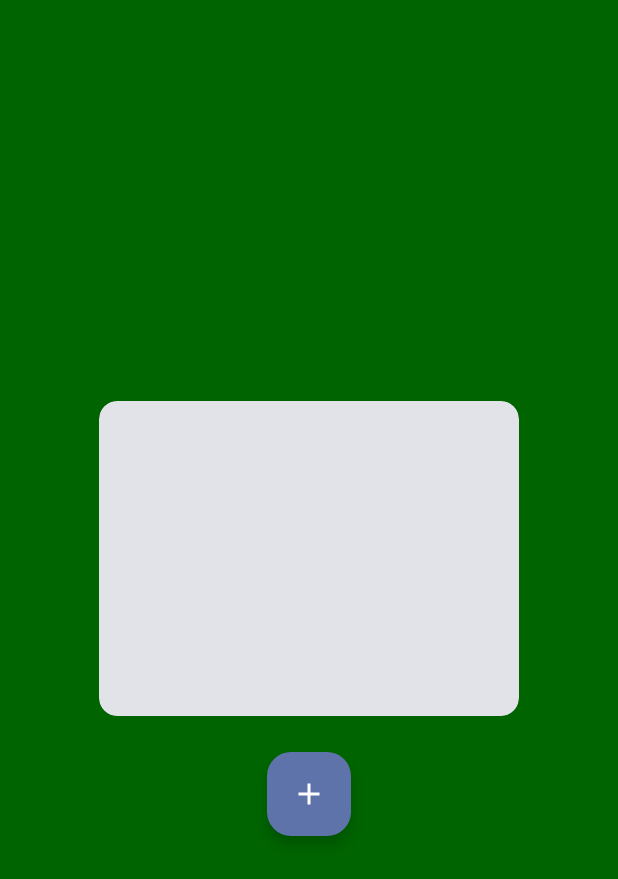
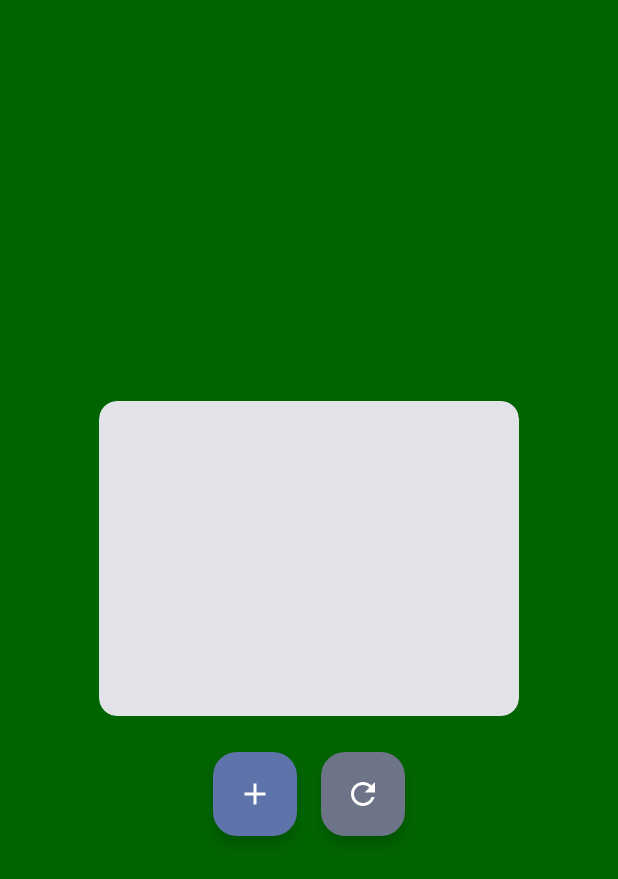
Before and after one commit to lasithaharshana/CalorieCam, an Android app built with Jetpack Compose: the screen it shows after launch (MainActivity), on a phone screen of 412 x 824 dp. Shown: the top 879 px of the screen. Run offline under Robolectric (Android 15) with nearby library versions, the phone set to English and light mode, and no system bars; libraries missing offline, so code that uses them is left out: androidx.camera.compose, androidx.camera.core, androidx.camera.lifecycle; 4 statements that could not run were skipped.

Commit message:
add camera toggle functionality and update UI layout

```diff
--- a/app/src/main/java/com/example/caloriecam/MainActivity.kt
+++ b/app/src/main/java/com/example/caloriecam/MainActivity.kt
@@ -10,6 +10,7 @@ import androidx.compose.foundation.background
 import androidx.compose.foundation.layout.Arrangement
 import androidx.compose.foundation.layout.Box
 import androidx.compose.foundation.layout.Column
+import androidx.compose.foundation.layout.Row
 import androidx.compose.foundation.layout.Spacer
 import androidx.compose.foundation.layout.aspectRatio
 import androidx.compose.foundation.layout.fillMaxSize
@@ -19,6 +20,7 @@ import androidx.compose.foundation.layout.width
 import androidx.compose.foundation.layout.widthIn
 import androidx.compose.material.icons.Icons
 import androidx.compose.material.icons.filled.Add
+import androidx.compose.material.icons.filled.Refresh
 import androidx.compose.material3.Button
 import androidx.compose.material3.Card
 import androidx.compose.material3.ElevatedCard
@@ -180,6 +182,12 @@ fun CameraPreviewContent(
 
         Spacer(modifier = Modifier.height(24.dp))
 
+        // Row to contain both buttons side by side
+        Row(
+            horizontalArrangement = Arrangement.spacedBy(16.dp),
+            verticalAlignment = Alignment.CenterVertically
+        ) {
+            // Shutter button
             FloatingActionButton(
                 onClick = { /* TODO: Implement capture functionality */ },
                 containerColor = MaterialTheme.colorScheme.primaryContainer
@@ -189,5 +197,19 @@ fun CameraPreviewContent(
                     contentDescription = "Take photo"
                 )
             }
+
+            // Switch camera button
+            FloatingActionButton(
+                onClick = {
+                    viewModel.toggleCamera(context.applicationContext, lifecycleOwner)
+                },
+                containerColor = MaterialTheme.colorScheme.secondaryContainer
+            ) {
+                Icon(
+                    imageVector = Icons.Filled.Refresh,
+                    contentDescription = "Switch camera"
+                )
             }
         }
+    }
+}
```
Also changed, not shown: app/src/main/java/com/example/caloriecam/camera/CameraPreviewViewModel.kt (+22 -2 lines). Lines whose indentation alone changed are shown as unchanged.
